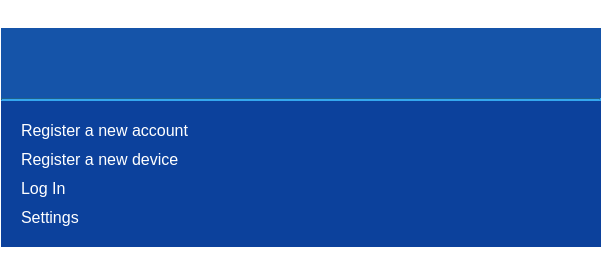
The window that parsec/core/gui/forms/login_widget.ui (Scille/parsec-cloud) describes before a commit, drawn with Qt 5.
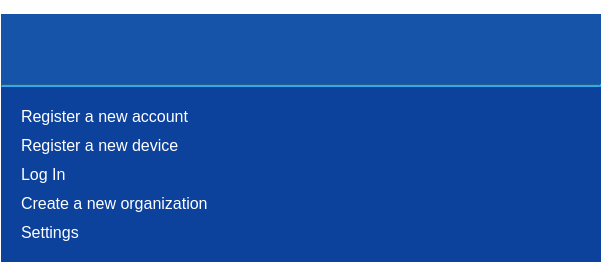
The same window after the commit. Icons and pictures are not drawn.

Commit message: [GUI] Added a TEMPORARY interface to create and bootstrap an organization

```diff
--- a/parsec/core/gui/forms/login_widget.ui
+++ b/parsec/core/gui/forms/login_widget.ui
@@ -242,7 +242,8 @@
 QPushButton#button_login_instead:hover,
 QPushButton#button_register_device_instead:hover,
 QPushButton#button_register_user_instead:hover,
-QPushButton#button_settings:hover
+QPushButton#button_settings:hover,
+QPushButton#button_create_org:hover
 {
 text-decoration: underline;
 }</string>
@@ -348,6 +349,25 @@
              </property>
             </widget>
            </item>
+           <item>
+            <widget class="QPushButton" name="button_create_org">
+             <property name="font">
+              <font>
+               <pointsize>12</pointsize>
+              </font>
+             </property>
+             <property name="text">
+              <string>Create a new organization</string>
+             </property>
+             <property name="icon">
+              <iconset resource="../rc/resources.qrc">
+               <normaloff>:/icons/images/icons/right-chevron.png</normaloff>:/icons/images/icons/right-chevron.png</iconset>
+             </property>
+             <property name="flat">
+              <bool>true</bool>
+             </property>
+            </widget>
+           </item>
            <item>
             <widget class="QPushButton" name="button_settings">
              <property name="font">
```
The commit also changes 4 other files.
